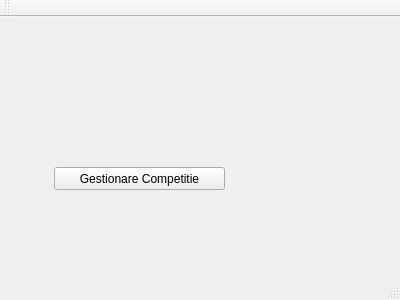
This is Competitie_Sportiva/mainwindow.ui in Nionutlucian/DatabaseProject-Sport-Competition as Qt 5 draws it before an edit. The edited form follows.
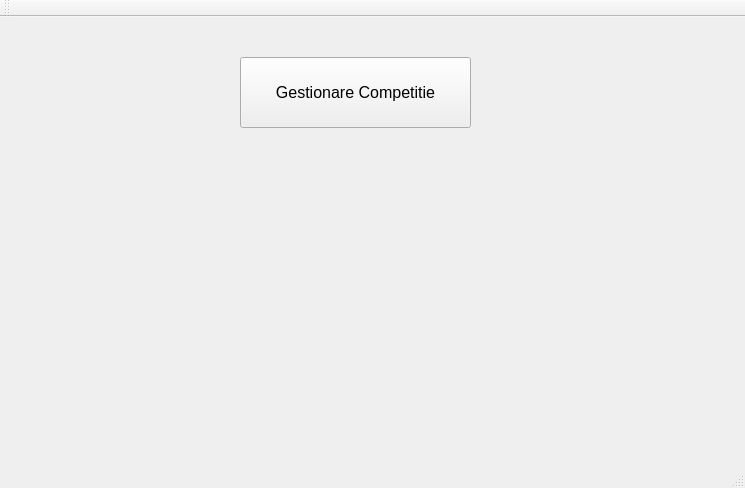
This is the edited form.

Diff of the .ui file:
```diff
--- a/Competitie_Sportiva/mainwindow.ui
+++ b/Competitie_Sportiva/mainwindow.ui
@@ -6,8 +6,8 @@
    <rect>
     <x>0</x>
     <y>0</y>
-    <width>400</width>
-    <height>300</height>
+    <width>745</width>
+    <height>488</height>
    </rect>
   </property>
   <property name="windowTitle">
@@ -17,12 +17,17 @@
    <widget class="QPushButton" name="b_gestionare">
     <property name="geometry">
      <rect>
-      <x>54</x>
-      <y>150</y>
-      <width>171</width>
-      <height>23</height>
+      <x>240</x>
+      <y>40</y>
+      <width>231</width>
+      <height>71</height>
      </rect>
     </property>
+    <property name="font">
+     <font>
+      <pointsize>12</pointsize>
+     </font>
+    </property>
     <property name="text">
      <string>Gestionare Competitie</string>
     </property>
```
Left out of the diff: 2 changed lines with no effect on the pictures.
